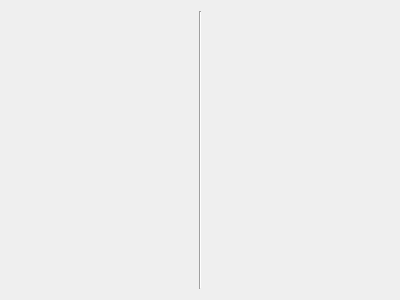
Qt form constructor.ui (mariia-smirnova/Questionnaire) before a commit.
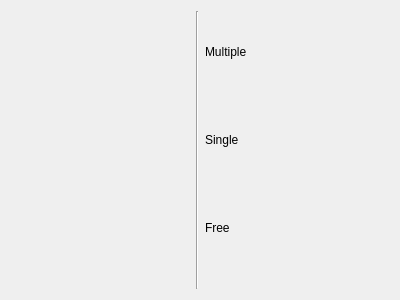
The same form after that commit.

Commit message: add drag multiple answer

What changed in the file:
```diff
--- a/constructor.ui
+++ b/constructor.ui
@@ -40,6 +40,27 @@
    </item>
    <item>
     <layout class="QVBoxLayout" name="right">
+     <item>
+      <widget class="QLabel" name="multiple">
+       <property name="text">
+        <string>Multiple</string>
+       </property>
+      </widget>
+     </item>
+     <item>
+      <widget class="QLabel" name="single">
+       <property name="text">
+        <string>Single</string>
+       </property>
+      </widget>
+     </item>
+     <item>
+      <widget class="QLabel" name="free">
+       <property name="text">
+        <string>Free</string>
+       </property>
+      </widget>
+     </item>
      <item>
       <spacer name="horizontalSpacer">
        <property name="orientation">
```
The commit also changes 3 other files.
